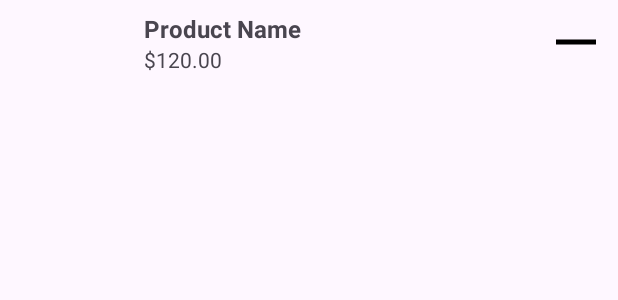
After one commit to tannazetminan/WarehouseManagementSystem, an Android app: the layout item_cart.xml on its own in the app's theme, with its tools: preview values and no code run, on a phone screen of 412 x 824 dp. The commit adds this screen. Shown: the top 300 px of the screen. Run offline under Robolectric (Android 15) with nearby library versions, the phone set to English and light mode, and no system bars.

Commit message:
adding Cart

```diff
--- a/app/build.gradle.kts
+++ b/app/build.gradle.kts
@@ -42,6 +42,7 @@ dependencies {
     implementation(libs.material)
     implementation(libs.androidx.activity)
     implementation(libs.androidx.constraintlayout)
+    implementation(libs.androidx.recyclerview)
     testImplementation(libs.junit)
     androidTestImplementation(libs.androidx.junit)
     androidTestImplementation(libs.androidx.espresso.core)
--- a/app/src/main/assets/base_url.txt
+++ b/app/src/main/assets/base_url.txt
@@ -1 +1 @@
-http://54.92.190.19:8888/
+http://54.165.188.204:8888/
--- a/app/src/main/java/com/example/warehousemanagementsystem/ProductDetailActivity.kt
+++ b/app/src/main/java/com/example/warehousemanagementsystem/ProductDetailActivity.kt
@@ -70,6 +70,8 @@ class ProductDetailActivity : AppCompatActivity() {
                             .load(it.image_url)
                             .error(R.drawable.placeholder)
                             .into(productImage)
+
+
                     }
                 } else {
                     Toast.makeText(this@ProductDetailActivity, "Failed to load product details", Toast.LENGTH_SHORT).show()
--- /dev/null
+++ b/app/src/main/res/layout/item_cart.xml
@@ -0,0 +1,42 @@
+<LinearLayout xmlns:android="http://schemas.android.com/apk/res/android"
+    android:layout_width="match_parent"
+    android:layout_height="wrap_content"
+    android:orientation="horizontal"
+    android:padding="8dp">
+
+    <ImageView
+        android:id="@+id/cartProductImage"
+        android:layout_width="80dp"
+        android:layout_height="80dp"
+        android:layout_marginEnd="8dp"
+        android:scaleType="centerCrop" />
+
+    <LinearLayout
+        android:layout_width="0dp"
+        android:layout_height="match_parent"
+        android:layout_weight="1"
+        android:orientation="vertical">
+
+        <TextView
+            android:id="@+id/cartProductName"
+            android:layout_width="wrap_content"
+            android:layout_height="wrap_content"
+            android:text="Product Name"
+            android:textSize="16sp"
+            android:textStyle="bold" />
+
+        <TextView
+            android:id="@+id/cartProductPrice"
+            android:layout_width="wrap_content"
+            android:layout_height="wrap_content"
+            android:text="$120.00"
+            android:textSize="14sp" />
+    </LinearLayout>
+
+    <ImageView
+        android:id="@+id/removeFromCartButton"
+        android:layout_width="40dp"
+        android:layout_height="40dp"
+        android:contentDescription="Remove from cart"
+        android:src="@drawable/minus" />
+</LinearLayout>
--- a/gradle/libs.versions.toml
+++ b/gradle/libs.versions.toml
@@ -9,6 +9,7 @@ appcompat = "1.7.0"
 material = "1.12.0"
 activity = "1.9.3"
 constraintlayout = "2.2.0"
+recyclerview = "1.3.2"
 
 [libraries]
 androidx-core-ktx = { group = "androidx.core", name = "core-ktx", version.ref = "coreKtx" }
@@ -19,6 +20,7 @@ androidx-appcompat = { group = "androidx.appcompat", name = "appcompat", version
 material = { group = "com.google.android.material", name = "material", version.ref = "material" }
 androidx-activity = { group = "androidx.activity", name = "activity", version.ref = "activity" }
 androidx-constraintlayout = { group = "androidx.constraintlayout", name = "constraintlayout", version.ref = "constraintlayout" }
+androidx-recyclerview = { group = "androidx.recyclerview", name = "recyclerview", version.ref = "recyclerview" }
 
 [plugins]
 android-application = { id = "com.android.application", version.ref = "agp" }
```
Also changed, not shown: app/src/main/java/com/example/warehousemanagementsystem/AdminHomeActivity.kt (+4 -4 lines), app/src/main/java/com/example/warehousemanagementsystem/ApiService.kt (+10 -6 lines), app/src/main/java/com/example/warehousemanagementsystem/CartActivity.kt (+36 -11 lines), app/src/main/java/com/example/warehousemanagementsystem/CartAdapter.kt (+23 -52 lines), app/src/main/java/com/example/warehousemanagementsystem/CustomerHomeActivity.kt (+17 -18 lines), app/src/main/java/com/example/warehousemanagementsystem/ReportsActivity.kt (+187 -185 lines), app/src/main/res/layout/activity_cart.xml (+34 -14 lines), 1 other file.
